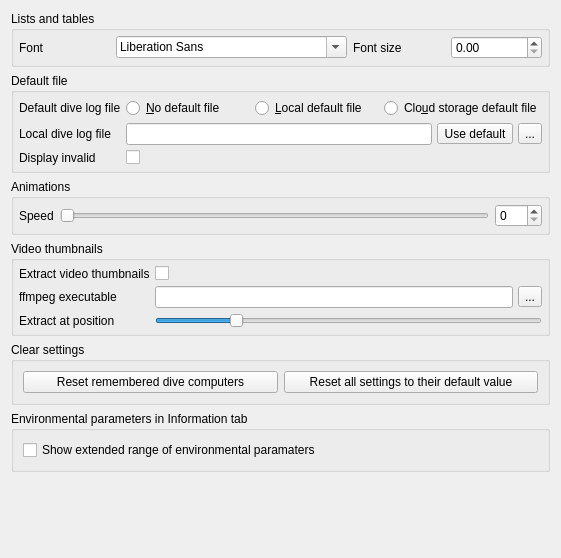
First picture: the form in desktop-widgets/preferences/preferences_defaults.ui, repository subsurface/subsurface, before the edit.
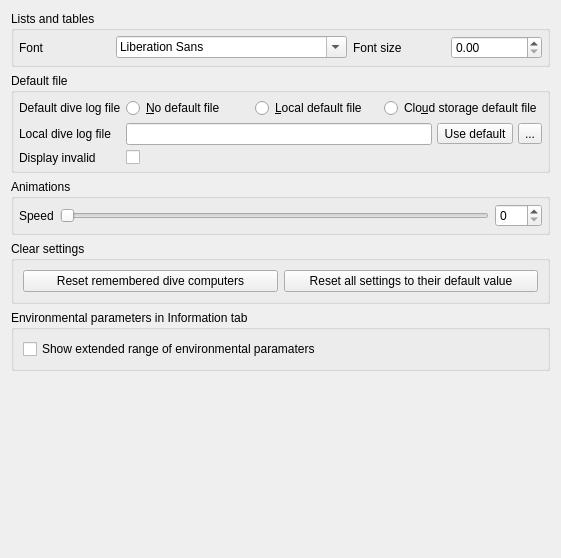
Second picture: the form after the edit.

```diff
--- a/desktop-widgets/preferences/preferences_defaults.ui
+++ b/desktop-widgets/preferences/preferences_defaults.ui
@@ -177,79 +177,6 @@
      </layout>
     </widget>
    </item>
-   <item>
-    <widget class="QGroupBox" name="groupBox_10">
-     <property name="title">
-      <string>Video thumbnails</string>
-     </property>
-     <layout class="QFormLayout" name="formLayout">
-      <property name="horizontalSpacing">
-       <number>5</number>
-      </property>
-      <property name="verticalSpacing">
-       <number>5</number>
-      </property>
-      <property name="margin">
-       <number>5</number>
-      </property>
-      <item row="1" column="0">
-       <widget class="QLabel" name="ffmpegExectuableLabel">
-        <property name="text">
-         <string>ffmpeg executable</string>
-        </property>
-       </widget>
-      </item>
-      <item row="1" column="1">
-       <layout class="QHBoxLayout" name="horizontalLayout_5">
-        <item>
-         <widget class="QLineEdit" name="ffmpegExecutable"/>
-        </item>
-        <item>
-         <widget class="QToolButton" name="ffmpegFile">
-          <property name="text">
-           <string>...</string>
-          </property>
-         </widget>
-        </item>
-       </layout>
-      </item>
-      <item row="3" column="0">
-       <widget class="QLabel" name="videoThumbnailPositionLabel">
-        <property name="text">
-         <string>Extract at position</string>
-        </property>
-       </widget>
-      </item>
-      <item row="3" column="1">
-       <widget class="QSlider" name="videoThumbnailPosition">
-        <property name="maximum">
-         <number>100</number>
-        </property>
-        <property name="value">
-         <number>20</number>
-        </property>
-        <property name="orientation">
-         <enum>Qt::Horizontal</enum>
-        </property>
-       </widget>
-      </item>
-      <item row="0" column="0">
-       <widget class="QLabel" name="extractVideoThumbnailsLabel">
-        <property name="text">
-         <string>Extract video thumbnails</string>
-        </property>
-       </widget>
-      </item>
-      <item row="0" column="1">
-       <widget class="QCheckBox" name="extractVideoThumbnails">
-        <property name="text">
-         <string/>
-        </property>
-       </widget>
-      </item>
-     </layout>
-    </widget>
-   </item>
    <item>
     <widget class="QGroupBox" name="groupBox_9">
      <property name="title">
```
